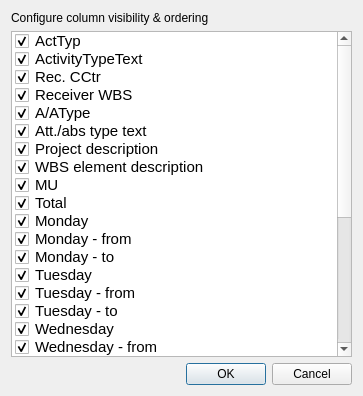
Dylan-Dotti/GHD-Auto-Time-Entry, file app/gui/configure_columns_window.ui: the form before one commit.
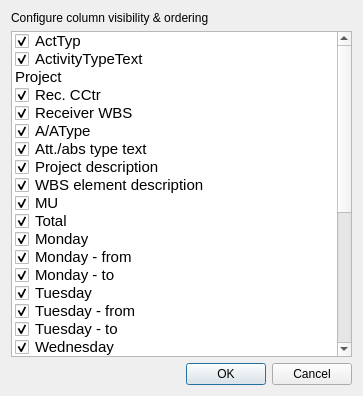
The form after the commit.

Commit message: Added Project column

The edit to the form file:
```diff
--- a/app/gui/configure_columns_window.ui
+++ b/app/gui/configure_columns_window.ui
@@ -55,6 +55,14 @@
        <enum>Checked</enum>
       </property>
      </item>
+     <item>
+      <property name="text">
+       <string>Project</string>
+      </property>
+      <property name="checkState">
+       <enum>Unchecked</enum>
+      </property>
+     </item>
      <item>
       <property name="text">
        <string>Rec. CCtr</string>
```
The commit also changes 4 other files.
